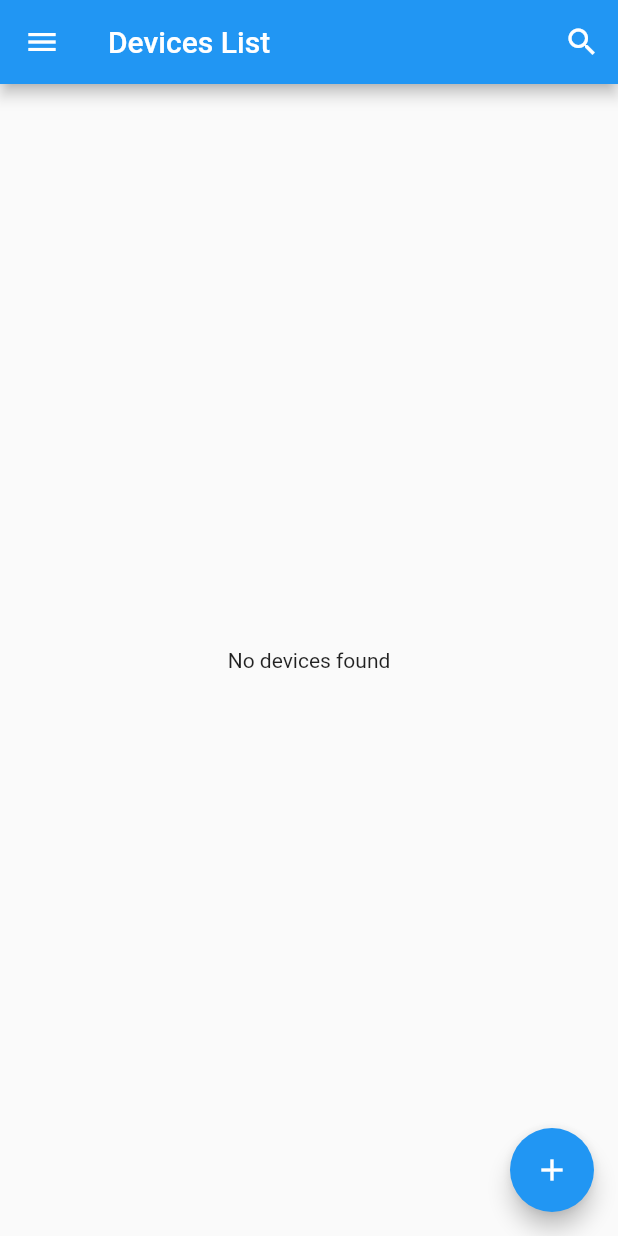
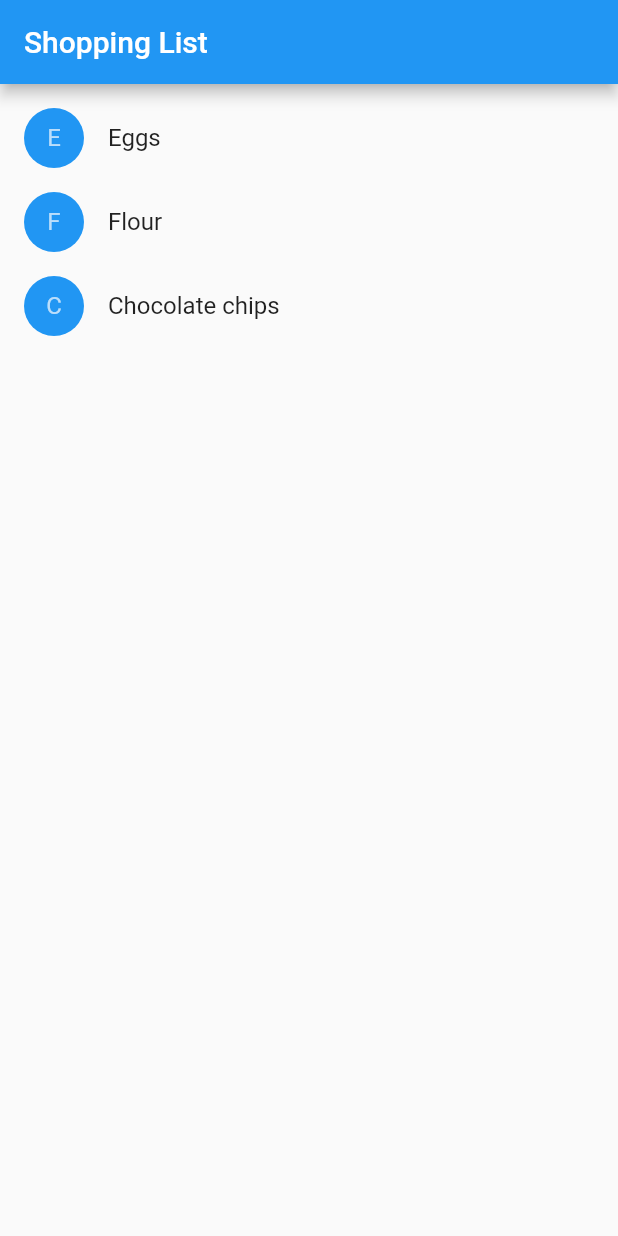
Before and after one commit to lingxuxiong/FlutterAura, a Flutter app: the screen it shows after launch, on a phone screen of 412 x 824 dp. Run offline on Flutter 3.47's test engine with Material 2 defaults, Android fonts, the phone set to English and light mode, and no system bars.

Commit message:
add shopping list

```diff
--- /dev/null
+++ b/lib/demo/shopping/product.dart
@@ -0,0 +1,4 @@
+class Product {
+  const Product({this.name});
+  final String name;
+}
--- /dev/null
+++ b/lib/demo/shopping/shopping_list_item.dart
@@ -0,0 +1,45 @@
+import 'package:aura/demo/shopping/product.dart';
+import 'package:flutter/material.dart';
+
+typedef void CartChangedCallback(Product product, bool inCart);
+
+class ShoppingListItem extends StatelessWidget {
+  ShoppingListItem({this.product, this.inCart, this.onCartChanged})
+      : super(key: ObjectKey(product));
+
+  final Product product;
+  final bool inCart;
+  final CartChangedCallback onCartChanged;
+
+  Color _getColor(BuildContext context) {
+    // The theme depends on the BuildContext because different parts
+    // of the tree can have different themes.
+    // The BuildContext indicates where the build is
+    // taking place and therefore which theme to use.
+
+    return inCart ? Colors.black54 : Theme.of(context).primaryColor;
+  }
+
+  TextStyle _getTextStyle(BuildContext context) {
+    if (!inCart) return null;
+
+    return TextStyle(
+      color: Colors.black54,
+      decoration: TextDecoration.lineThrough,
+    );
+  }
+
+  @override
+  Widget build(BuildContext context) {
+    return ListTile(
+      onTap: () {
+        onCartChanged(product, inCart);
+      },
+      leading: CircleAvatar(
+        backgroundColor: _getColor(context),
+        child: Text(product.name[0]),
+      ),
+      title: Text(product.name, style: _getTextStyle(context)),
+    );
+  }
+}
--- /dev/null
+++ b/lib/demo/shopping/shopping_list_screen.dart
@@ -0,0 +1,57 @@
+import 'package:aura/demo/shopping/product.dart';
+import 'package:aura/demo/shopping/shopping_list_item.dart';
+import 'package:flutter/material.dart';
+
+class ShoppingListScreen extends StatefulWidget {
+  ShoppingListScreen({Key key, this.products}) : super(key: key);
+
+  final List<Product> products;
+
+  // The framework calls createState the first time a widget
+  // appears at a given location in the tree.
+  // If the parent rebuilds and uses the same type of
+  // widget (with the same key), the framework re-uses the State object
+  // instead of creating a new State object.
+
+  @override
+  _ShoppingListScreenState createState() => _ShoppingListScreenState();
+
+
+}
+
+class _ShoppingListScreenState extends State<ShoppingListScreen> {
+  Set<Product> _shoppingCart = Set<Product>();
+
+  void _handleCartChanged(Product product, bool inCart) {
+    setState(() {
+      // When a user changes what's in the cart, you need to change
+      // _shoppingCart inside a setState call to trigger a rebuild.
+      // The framework then calls build, below,
+      // which updates the visual appearance of the app.
+
+      if (!inCart)
+        _shoppingCart.add(product);
+      else
+        _shoppingCart.remove(product);
+    });
+  }
+
+  @override
+  Widget build(BuildContext context) {
+    return Scaffold(
+      appBar: AppBar(
+        title: Text('Shopping List'),
+      ),
+      body: ListView(
+        padding: EdgeInsets.symmetric(vertical: 8.0),
+        children: widget.products.map((Product product) {
+          return ShoppingListItem(
+            product: product,
+            inCart: _shoppingCart.contains(product),
+            onCartChanged: _handleCartChanged,
+          );
+        }).toList(),
+      ),
+    );
+  }
+}
--- a/lib/home_screen.dart
+++ b/lib/home_screen.dart
@@ -1,9 +1,17 @@
-import 'package:aura/devices_list_screen.dart';
 import 'package:flutter/material.dart';
+
+import 'demo/shopping/product.dart';
+import 'demo/shopping/shopping_list_screen.dart';
 
 void main() {
   runApp(MaterialApp(
-    title: 'Home Screen',
-    home: DevicesListScreen(),
+    title: 'Shopping App',
+    home: ShoppingListScreen(
+      products: <Product>[
+        Product(name: 'Eggs'),
+        Product(name: 'Flour'),
+        Product(name: 'Chocolate chips'),
+      ],
+    ),
   ));
 }
```
